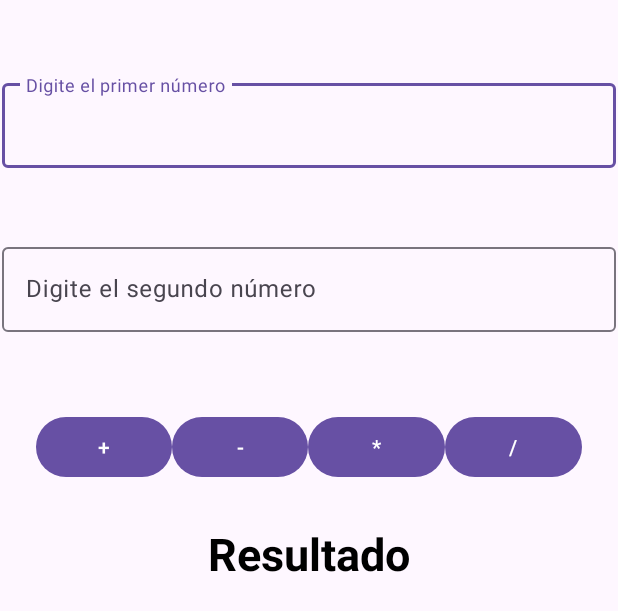
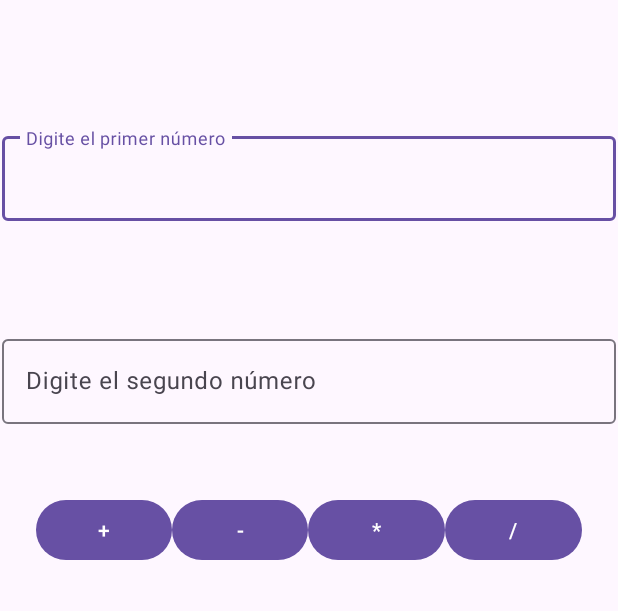
Before and after one commit to DiegoVR17/calculadoraMVVM, an Android app: the layout activity_main.xml on its own in the app's theme, with its tools: preview values and no code run, on a phone screen of 412 x 824 dp. Shown: the top 611 px of the screen. Run offline under Robolectric (Android 15) with nearby library versions, the phone set to English and light mode, and no system bars.

Commit message:
Second Commit

```diff
--- a/app/build.gradle.kts
+++ b/app/build.gradle.kts
@@ -46,6 +46,7 @@ dependencies {
     implementation("com.google.android.material:material:1.9.0")
     implementation("androidx.constraintlayout:constraintlayout:2.1.4")
     testImplementation("junit:junit:4.13.2")
+    implementation("androidx.lifecycle:lifecycle-viewmodel-ktx:2.6.2")
     androidTestImplementation("androidx.test.ext:junit:1.1.5")
     androidTestImplementation("androidx.test.espresso:espresso-core:3.5.1")
 }
--- a/app/src/main/res/layout/activity_main.xml
+++ b/app/src/main/res/layout/activity_main.xml
@@ -10,10 +10,10 @@
         android:id="@+id/textInputLayoutNumber1"
         android:layout_width="409dp"
         android:layout_height="wrap_content"
-        android:layout_marginStart="16dp"
+        android:layout_marginStart="32dp"
         android:layout_marginTop="8dp"
-        android:layout_marginEnd="16dp"
-        android:layout_marginBottom="670dp"
+        android:layout_marginEnd="32dp"
+        android:layout_marginBottom="600dp"
         app:layout_constraintBottom_toBottomOf="parent"
         app:layout_constraintEnd_toEndOf="parent"
         app:layout_constraintStart_toStartOf="parent"
@@ -23,17 +23,18 @@
             android:id="@+id/firstNumberEditText"
             android:layout_width="match_parent"
             android:layout_height="wrap_content"
-            android:hint="@string/firstNumber" />
+            android:hint="@string/firstNumber"
+            android:inputType="numberDecimal"/>
     </com.google.android.material.textfield.TextInputLayout>
 
     <com.google.android.material.textfield.TextInputLayout
         android:id="@+id/textInputLayoutNumber2"
         android:layout_width="409dp"
         android:layout_height="wrap_content"
-        android:layout_marginStart="16dp"
-        android:layout_marginTop="24dp"
-        android:layout_marginEnd="16dp"
-        android:layout_marginBottom="580dp"
+        android:layout_marginStart="32dp"
+        android:layout_marginTop="32dp"
+        android:layout_marginEnd="32dp"
+        android:layout_marginBottom="500dp"
         app:layout_constraintBottom_toBottomOf="parent"
         app:layout_constraintEnd_toEndOf="parent"
         app:layout_constraintStart_toStartOf="parent"
@@ -43,7 +44,8 @@
             android:id="@+id/secondNumberEditText"
             android:layout_width="match_parent"
             android:layout_height="wrap_content"
-            android:hint="@string/secondNumber" />
+            android:hint="@string/secondNumber"
+            android:inputType="numberDecimal"/>
     </com.google.android.material.textfield.TextInputLayout>
 
     <LinearLayout
@@ -52,7 +54,7 @@
         android:layout_height="wrap_content"
         android:layout_marginStart="24dp"
         android:layout_marginEnd="24dp"
-        android:layout_marginBottom="450dp"
+        android:layout_marginBottom="400dp"
         android:orientation="horizontal"
         app:layout_constraintBottom_toBottomOf="parent"
         app:layout_constraintEnd_toEndOf="parent"
@@ -95,8 +97,8 @@
         android:layout_marginStart="180dp"
         android:layout_marginTop="32dp"
         android:layout_marginEnd="180dp"
-        android:layout_marginBottom="440dp"
-        android:textColor="@color/black"
+        android:layout_marginBottom="350dp"
+        android:textColor="@color/white"
         android:textStyle="bold"
         android:textSize="30dp"
         android:text="@string/resultView"
```
Also changed, not shown: app/src/main/java/com/example/ejemplocalculadoramvvm/MainActivity.kt (+30 -2 lines), app/src/main/java/com/example/ejemplocalculadoramvvm/MainViewModel.kt (added, +24 -0 lines).
